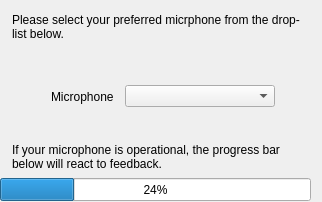
The window that res/ui/micwizard-select.ui (smartboyhw/speechcontrol) describes before a commit, drawn with Qt 5.
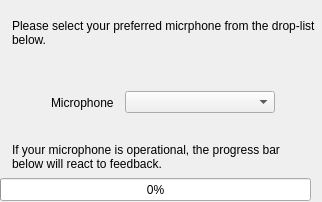
The same window after the commit.

Commit message: MOAR UI updates! Got to make it looking natively quaint.

What changed in the file:
```diff
--- a/res/ui/micwizard-select.ui
+++ b/res/ui/micwizard-select.ui
@@ -37,13 +37,7 @@
       <property name="minimumSize">
        <size>
         <width>311</width>
-        <height>41</height>
-       </size>
-      </property>
-      <property name="maximumSize">
-       <size>
-        <width>311</width>
-        <height>53</height>
+        <height>21</height>
        </size>
       </property>
       <property name="text">
@@ -56,7 +50,7 @@
        <bool>true</bool>
       </property>
       <property name="margin">
-       <number>-2</number>
+       <number>4</number>
       </property>
       <property name="indent">
        <number>12</number>
@@ -148,7 +142,7 @@
        </size>
       </property>
       <property name="value">
-       <number>24</number>
+       <number>0</number>
       </property>
      </widget>
     </item>
```
The commit also changes 2 other files.
